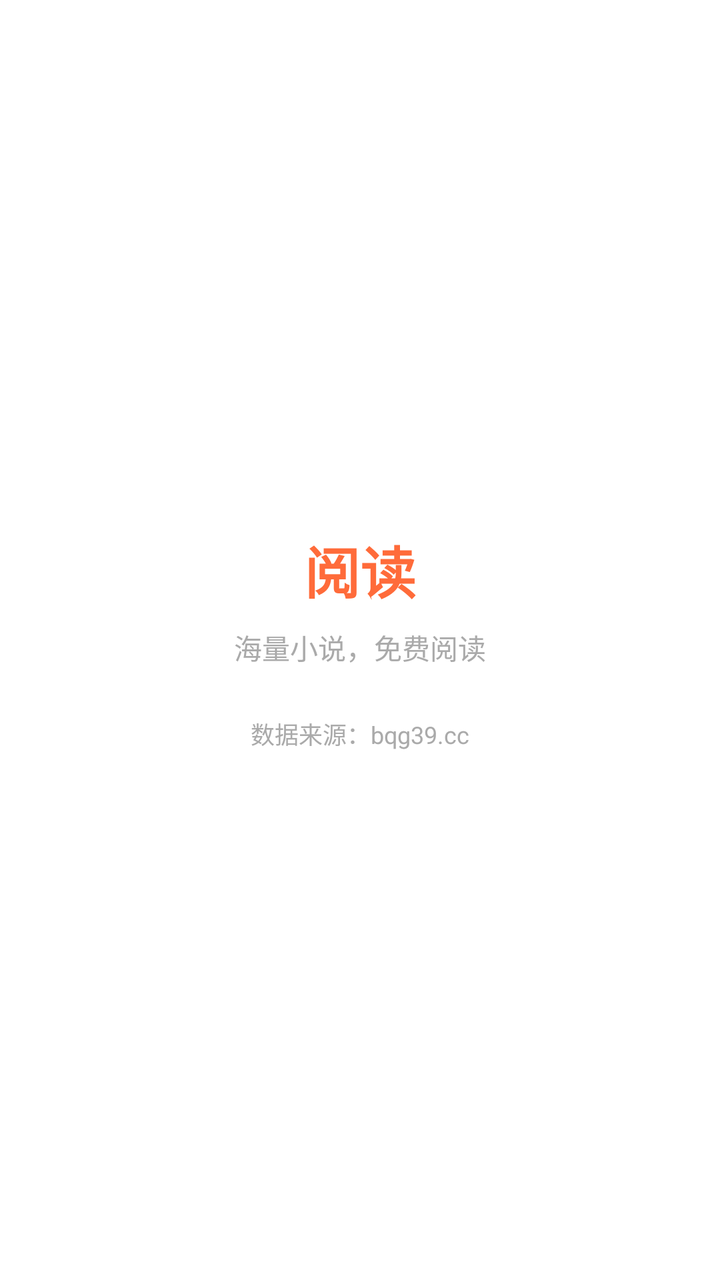
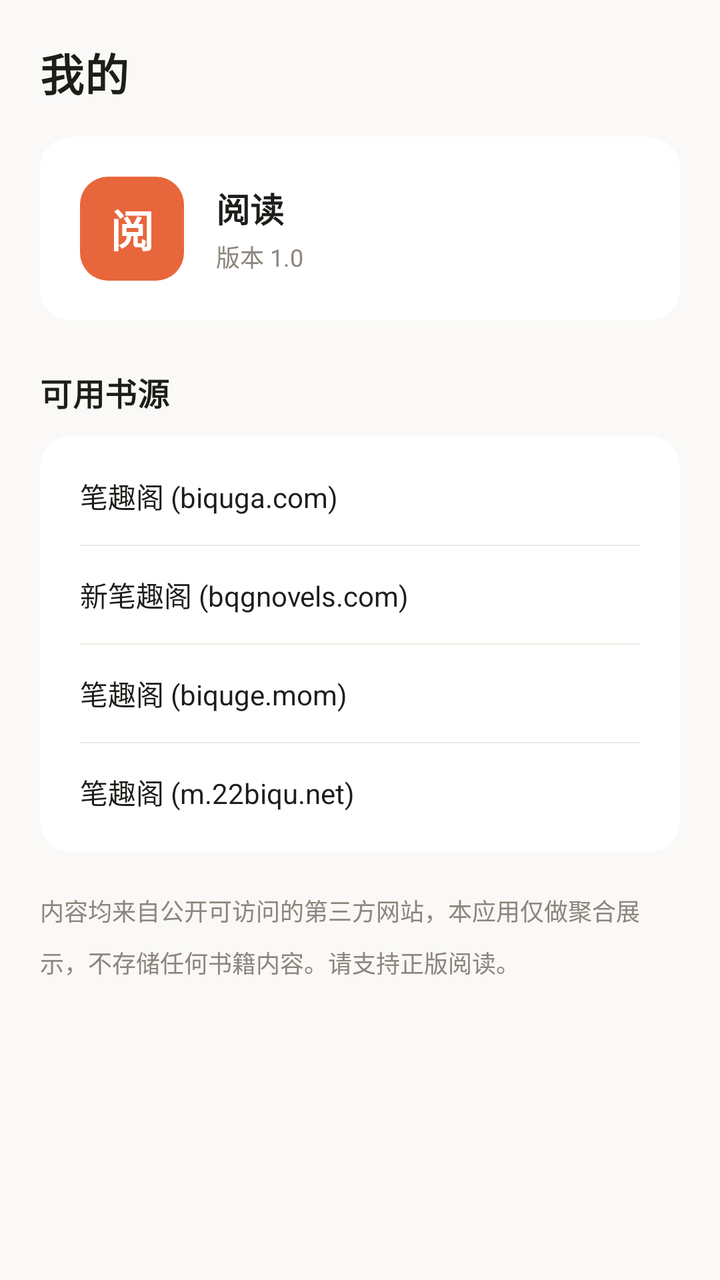

An Android layout rendered at two revisions. The XML below is the earlier revision; the diff shows what the commit changed to produce the second picture.
<!-- AndroidManifest.xml: application theme Theme.Yuedu -->
<!-- res/layout/fragment_notifications.xml -->
<?xml version="1.0" encoding="utf-8"?>
<LinearLayout
    xmlns:android="http://schemas.android.com/apk/res/android"
    xmlns:tools="http://schemas.android.com/tools"
    android:layout_width="match_parent"
    android:layout_height="match_parent"
    android:gravity="center"
    android:orientation="vertical"
    android:padding="24dp"
    tools:context=".ui.notifications.NotificationsFragment">

    <TextView
        android:layout_width="wrap_content"
        android:layout_height="wrap_content"
        android:text="阅读"
        android:textColor="@color/orange_500"
        android:textSize="28sp"
        android:textStyle="bold" />

    <TextView
        android:layout_width="wrap_content"
        android:layout_height="wrap_content"
        android:layout_marginTop="8dp"
        android:text="海量小说，免费阅读"
        android:textColor="@android:color/darker_gray"
        android:textSize="14sp" />

    <TextView
        android:layout_width="wrap_content"
        android:layout_height="wrap_content"
        android:layout_marginTop="24dp"
        android:text="数据来源：bqg39.cc"
        android:textColor="@android:color/darker_gray"
        android:textSize="12sp" />

</LinearLayout>
<!-- resources referenced by this layout -->
<resources>
  <color name="orange_500">#FF6B3A</color>
  <style name="Theme.Yuedu" parent="Theme.MaterialComponents.DayNight.NoActionBar">
          <item name="colorPrimary">@color/orange_500</item>
          <item name="colorPrimaryVariant">@color/orange_700</item>
          <item name="colorOnPrimary">@color/white</item>
          <item name="colorSecondary">@color/orange_300</item>
          <item name="colorSecondaryVariant">@color/orange_700</item>
          <item name="colorOnSecondary">@color/black</item>
          <item name="android:statusBarColor">@color/orange_500</item>
      </style>
  <color name="orange_700">#E0552B</color>
  <color name="white">#FFFFFFFF</color>
  <color name="orange_300">#FF8C5A</color>
  <color name="black">#FF000000</color>
</resources>

<!-- the commit's change to res/layout/fragment_notifications.xml (unified diff, before → after) -->
@@ -1,36 +1,149 @@
 <?xml version="1.0" encoding="utf-8"?>
-<LinearLayout
-    xmlns:android="http://schemas.android.com/apk/res/android"
+<LinearLayout xmlns:android="http://schemas.android.com/apk/res/android"
+    xmlns:app="http://schemas.android.com/apk/res-auto"
     xmlns:tools="http://schemas.android.com/tools"
     android:layout_width="match_parent"
     android:layout_height="match_parent"
-    android:gravity="center"
+    android:background="@color/app_bg"
     android:orientation="vertical"
-    android:padding="24dp"
     tools:context=".ui.notifications.NotificationsFragment">
 
     <TextView
-        android:layout_width="wrap_content"
+        android:layout_width="match_parent"
         android:layout_height="wrap_content"
-        android:text="阅读"
-        android:textColor="@color/orange_500"
-        android:textSize="28sp"
-        android:textStyle="bold" />
+        android:paddingStart="20dp"
+        android:paddingTop="20dp"
+        android:paddingEnd="20dp"
+        android:paddingBottom="16dp"
+        android:text="@string/title_profile"
+        android:textAppearance="@style/TextAppearance_Yuedu_Title" />
 
-    <TextView
-        android:layout_width="wrap_content"
-        android:layout_height="wrap_content"
-        android:layout_marginTop="8dp"
-        android:text="海量小说，免费阅读"
-        android:textColor="@android:color/darker_gray"
-        android:textSize="14sp" />
+    <androidx.core.widget.NestedScrollView
+        android:layout_width="match_parent"
+        android:layout_height="0dp"
+        android:layout_weight="1"
+        android:clipToPadding="false"
+        android:paddingStart="20dp"
+        android:paddingEnd="20dp"
+        android:paddingBottom="24dp">
 
-    <TextView
-        android:layout_width="wrap_content"
-        android:layout_height="wrap_content"
-        android:layout_marginTop="24dp"
-        android:text="数据来源：bqg39.cc"
-        android:textColor="@android:color/darker_gray"
-        android:textSize="12sp" />
+        <LinearLayout
+            android:layout_width="match_parent"
+            android:layout_height="wrap_content"
+            android:orientation="vertical">
+
+            
+            <androidx.cardview.widget.CardView
+                android:layout_width="match_parent"
+                android:layout_height="wrap_content"
+                app:cardBackgroundColor="@color/app_surface"
+                app:cardCornerRadius="16dp"
+                app:cardElevation="0dp">
+
+                <LinearLayout
+                    android:layout_width="match_parent"
+                    android:layout_height="wrap_content"
+                    android:gravity="center_vertical"
+                    android:orientation="horizontal"
+                    android:padding="20dp">
+
+                    <FrameLayout
+                        android:layout_width="52dp"
+                        android:layout_height="52dp"
+                        android:background="@drawable/bg_app_logo">
+
+                        <TextView
+                            android:layout_width="match_parent"
+                            android:layout_height="match_parent"
+                            android:gravity="center"
+                            android:text="阅"
+                            android:textColor="@color/white"
+                            android:textSize="22sp"
+                            android:textStyle="bold" />
+                    </FrameLayout>
+
+                    <LinearLayout
+                        android:layout_width="0dp"
+                        android:layout_height="wrap_content"
+                        android:layout_marginStart="16dp"
+                        android:layout_weight="1"
+                        android:orientation="vertical">
+
+                        <TextView
+                            android:layout_width="wrap_content"
+                            android:layout_height="wrap_content"
+                            android:text="@string/app_name"
+                            android:textColor="@color/text_primary"
+                            android:textSize="17sp"
+                            android:textStyle="bold" />
+
+                        <TextView
+                            android:layout_width="wrap_content"
+                            android:layout_height="wrap_content"
+                            android:layout_marginTop="3dp"
+                            android:text="版本 1.0"
+                            android:textColor="@color/text_secondary"
+                            android:textSize="12sp" />
+                    </LinearLayout>
+                </LinearLayout>
+            </androidx.cardview.widget.CardView>
+
+            
+            <TextView
+                android:layout_width="wrap_content"
+                android:layout_height="wrap_content"
+                android:layout_marginTop="24dp"
+                android:layout_marginBottom="10dp"
+                android:text="可用书源"
+                android:textAppearance="@style/TextAppearance_Yuedu_Section" />
+
+            <androidx.cardview.widget.CardView
+                android:layout_width="match_parent"
+                android:layout_height="wrap_content"
+                app:cardBackgroundColor="@color/app_surface"
+                app:cardCornerRadius="16dp"
+                app:cardElevation="0dp">
+
+                <LinearLayout
+                    android:layout_width="match_parent"
+                    android:layout_height="wrap_content"
+                    android:orientation="vertical"
+                    android:paddingTop="6dp"
+                    android:paddingBottom="6dp">
+
+                    <TextView
+                        style="@style/Widget_Yuedu_SourceRow"
+                        android:text="笔趣阁 (biquga.com)" />
+
+                    <View style="@style/Widget_Yuedu_Divider" />
+
+                    <TextView
+                        style="@style/Widget_Yuedu_SourceRow"
+                        android:text="新笔趣阁 (bqgnovels.com)" />
+
+                    <View style="@style/Widget_Yuedu_Divider" />
+
+                    <TextView
+                        style="@style/Widget_Yuedu_SourceRow"
+                        android:text="笔趣阁 (biquge.mom)" />
+
+                    <View style="@style/Widget_Yuedu_Divider" />
+
+                    <TextView
+                        style="@style/Widget_Yuedu_SourceRow"
+                        android:text="笔趣阁 (m.22biqu.net)" />
+                </LinearLayout>
+            </androidx.cardview.widget.CardView>
+
+            <TextView
+                android:layout_width="match_parent"
+                android:layout_height="wrap_content"
+                android:layout_marginTop="20dp"
+                android:lineSpacingMultiplier="1.5"
+                android:text="内容均来自公开可访问的第三方网站，本应用仅做聚合展示，不存储任何书籍内容。请支持正版阅读。"
+                android:textColor="@color/text_secondary"
+                android:textSize="12sp" />
+        </LinearLayout>
+    </androidx.core.widget.NestedScrollView>
 
 </LinearLayout>
<!-- resource entries referenced after the edit -->
@@ -1,18 +1,79 @@
 <!-- resources referenced by this layout -->
 <resources>
-  <color name="orange_500">#FF6B3A</color>
-  <style name="Theme.Yuedu" parent="Theme.MaterialComponents.DayNight.NoActionBar">
+  <color name="app_bg">#FAF9F7</color>
+  <color name="app_surface">#FFFFFF</color>
+  <color name="text_primary">#1F1D1A</color>
+  <color name="text_secondary">#8B857C</color>
+  <color name="orange_500">#E8663C</color>
+  <color name="divider">#EDEAE4</color>
+  <style name="Theme.Yuedu" parent="Theme.MaterialComponents.Light.NoActionBar">
           <item name="colorPrimary">@color/orange_500</item>
           <item name="colorPrimaryVariant">@color/orange_700</item>
           <item name="colorOnPrimary">@color/white</item>
           <item name="colorSecondary">@color/orange_300</item>
           <item name="colorSecondaryVariant">@color/orange_700</item>
           <item name="colorOnSecondary">@color/black</item>
-          <item name="android:statusBarColor">@color/orange_500</item>
+  
+          <item name="android:colorBackground">@color/app_bg</item>
+          <item name="android:windowBackground">@color/app_bg</item>
+          <item name="android:textColorPrimary">@color/text_primary</item>
+          <item name="android:textColorSecondary">@color/text_secondary</item>
+  
+          <item name="android:statusBarColor">@color/app_bg</item>
+          <item name="android:navigationBarColor">@color/app_surface</item>
+          <item name="android:windowLightStatusBar">true</item>
+          <item name="android:windowLightNavigationBar" tools:targetApi="27">true</item>
+  
+          <item name="materialButtonStyle">@style/Widget_Yuedu_Button</item>
       </style>
-  <color name="orange_700">#E0552B</color>
+  <color name="orange_700">#C74E28</color>
   <color name="white">#FFFFFFFF</color>
-  <color name="orange_300">#FF8C5A</color>
+  <!-- drawable bg_app_logo (drawable) -->
+  <?xml version="1.0" encoding="utf-8"?>
+  <shape xmlns:android="http://schemas.android.com/apk/res/android"
+      android:shape="rectangle">
+      <solid android:color="@color/orange_500" />
+      <corners android:radius="14dp" />
+  </shape>
+  <string name="app_name">阅读</string>
+  <string name="title_profile">我的</string>
+  <style name="TextAppearance_Yuedu_Section" parent="TextAppearance.MaterialComponents.Subtitle1">
+          <item name="android:textColor">@color/text_primary</item>
+          <item name="android:textSize">16sp</item>
+          <item name="android:textStyle">bold</item>
+      </style>
+  <style name="TextAppearance_Yuedu_Title" parent="TextAppearance.MaterialComponents.Headline6">
+          <item name="android:textColor">@color/text_primary</item>
+          <item name="android:textSize">22sp</item>
+          <item name="android:textStyle">bold</item>
+          <item name="android:letterSpacing">0.01</item>
+      </style>
+  <style name="Widget_Yuedu_Divider">
+          <item name="android:layout_width">match_parent</item>
+          <item name="android:layout_height">0.5dp</item>
+          <item name="android:layout_marginStart">20dp</item>
+          <item name="android:layout_marginEnd">20dp</item>
+          <item name="android:background">@color/divider</item>
+      </style>
+  <style name="Widget_Yuedu_SourceRow">
+          <item name="android:layout_width">match_parent</item>
+          <item name="android:layout_height">wrap_content</item>
+          <item name="android:paddingStart">20dp</item>
+          <item name="android:paddingTop">14dp</item>
+          <item name="android:paddingEnd">20dp</item>
+          <item name="android:paddingBottom">14dp</item>
+          <item name="android:textColor">@color/text_primary</item>
+          <item name="android:textSize">14sp</item>
+      </style>
+  <color name="orange_300">#F08A64</color>
   <color name="black">#FF000000</color>
+  <style name="Widget_Yuedu_Button" parent="Widget.MaterialComponents.Button">
+          <item name="cornerRadius">14dp</item>
+          <item name="android:letterSpacing">0.03</item>
+          <item name="android:textSize">14sp</item>
+          <item name="android:insetTop">0dp</item>
+          <item name="android:insetBottom">0dp</item>
+          <item name="android:minHeight">46dp</item>
+      </style>
 </resources>
 
